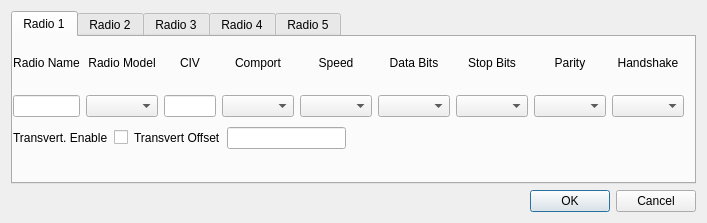
zsteva/backup-minos2, file mqt/MqtRigControl/setupdialog.ui: the form before one commit.
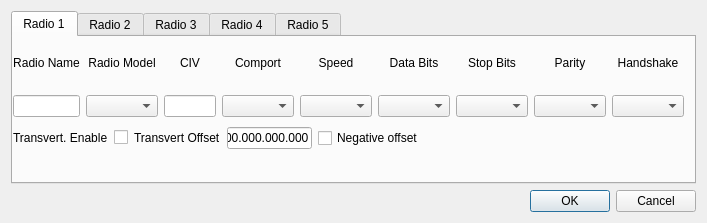
The form after the commit. The open tabs and pages were chosen to show the change.

```diff
--- a/mqt/MqtRigControl/setupdialog.ui
+++ b/mqt/MqtRigControl/setupdialog.ui
@@ -23,12 +23,12 @@
       <attribute name="title">
        <string>Radio 1</string>
       </attribute>
-      <widget class="QWidget" name="">
+      <widget class="QWidget" name="layoutWidget">
        <property name="geometry">
         <rect>
          <x>0</x>
          <y>90</y>
-         <width>333</width>
+         <width>411</width>
          <height>22</height>
         </rect>
        </property>
@@ -55,7 +55,21 @@
          </widget>
         </item>
         <item>
-         <widget class="QLineEdit" name="TransVertEdit1"/>
+         <widget class="QLineEdit" name="TransVertEdit1">
+          <property name="inputMask">
+           <string>99.999.999.999</string>
+          </property>
+          <property name="text">
+           <string>00.000.000.000</string>
+          </property>
+         </widget>
+        </item>
+        <item>
+         <widget class="QCheckBox" name="negCheckbox1">
+          <property name="text">
+           <string>Negative offset</string>
+          </property>
+         </widget>
         </item>
        </layout>
       </widget>
@@ -327,7 +341,7 @@
         <rect>
          <x>0</x>
          <y>90</y>
-         <width>333</width>
+         <width>358</width>
          <height>22</height>
         </rect>
        </property>
```
Left out of the diff: 74 changed lines with no effect on the pictures.
